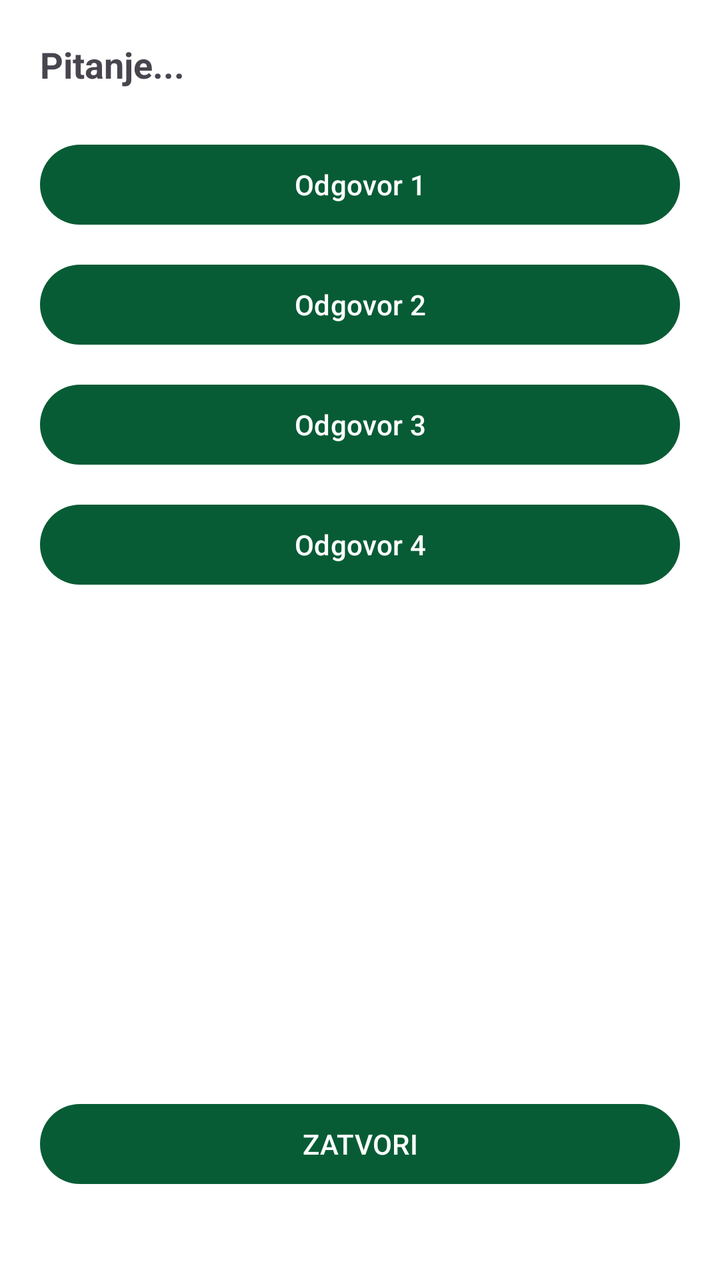
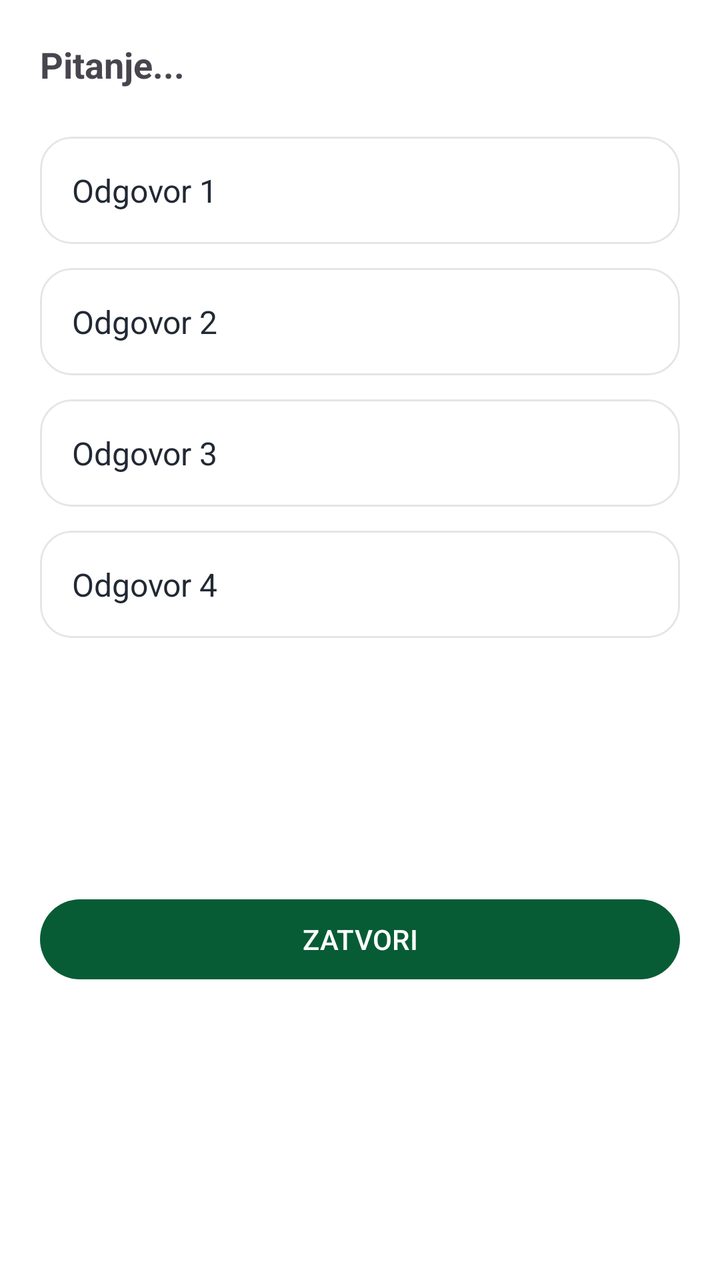

Two renders of the same Android screen: before a commit and after it. Below are the layout's source before the change and the commit's diff.
<!-- AndroidManifest.xml: application theme Theme.OTPStudent -->
<!-- res/layout/fragment_quiz.xml -->
<?xml version="1.0" encoding="utf-8"?>
<androidx.constraintlayout.widget.ConstraintLayout
    xmlns:android="http://schemas.android.com/apk/res/android"
    xmlns:app="http://schemas.android.com/apk/res-auto"
    android:layout_width="match_parent"
    android:layout_height="match_parent"
    android:padding="20dp">

    <TextView
        android:id="@+id/tvQuestion"
        android:layout_width="0dp"
        android:layout_height="wrap_content"
        android:text="Pitanje..."
        android:textSize="18sp"
        android:textStyle="bold"
        app:layout_constraintTop_toTopOf="parent"
        app:layout_constraintStart_toStartOf="parent"
        app:layout_constraintEnd_toEndOf="parent"/>

    <com.google.android.material.button.MaterialButton
        android:id="@+id/btnAnswer1"
        android:layout_width="0dp"
        android:layout_height="wrap_content"
        android:text="Odgovor 1"
        app:layout_constraintTop_toBottomOf="@id/tvQuestion"
        app:layout_constraintStart_toStartOf="parent"
        app:layout_constraintEnd_toEndOf="parent"
        android:layout_marginTop="24dp"/>

    <com.google.android.material.button.MaterialButton
        android:id="@+id/btnAnswer2"
        android:layout_width="0dp"
        android:layout_height="wrap_content"
        android:text="Odgovor 2"
        app:layout_constraintTop_toBottomOf="@id/btnAnswer1"
        app:layout_constraintStart_toStartOf="parent"
        app:layout_constraintEnd_toEndOf="parent"
        android:layout_marginTop="12dp"/>

    <com.google.android.material.button.MaterialButton
        android:id="@+id/btnAnswer3"
        android:layout_width="0dp"
        android:layout_height="wrap_content"
        android:text="Odgovor 3"
        app:layout_constraintTop_toBottomOf="@id/btnAnswer2"
        app:layout_constraintStart_toStartOf="parent"
        app:layout_constraintEnd_toEndOf="parent"
        android:layout_marginTop="12dp"/>

    <com.google.android.material.button.MaterialButton
        android:id="@+id/btnAnswer4"
        android:layout_width="0dp"
        android:layout_height="wrap_content"
        android:text="Odgovor 4"
        app:layout_constraintTop_toBottomOf="@id/btnAnswer3"
        app:layout_constraintStart_toStartOf="parent"
        app:layout_constraintEnd_toEndOf="parent"
        android:layout_marginTop="12dp"/>


    <com.google.android.material.button.MaterialButton
        android:id="@+id/btnClose"
        android:layout_width="0dp"
        android:layout_height="wrap_content"
        android:text="ZATVORI"
        app:layout_constraintBottom_toBottomOf="parent"
        app:layout_constraintStart_toStartOf="parent"
        app:layout_constraintEnd_toEndOf="parent"
        android:layout_marginBottom="24dp"/>

</androidx.constraintlayout.widget.ConstraintLayout>
<!-- resources referenced by this layout -->
<resources>
  <style name="Theme.OTPStudent" parent="Theme.Material3.Light.NoActionBar">
          <item name="colorPrimary">@color/otp_green</item>
          <item name="colorSecondary">@color/otp_green_dark</item>
          <item name="colorControlHighlight">@android:color/transparent</item>
          <item name="colorSecondaryContainer">@android:color/transparent</item>
          <item name="colorSurface">@android:color/white</item>
          <item name="android:colorBackground">@android:color/white</item>
      </style>
  <color name="otp_green">#075C35</color>
  <color name="otp_green_dark">#075C35</color>
</resources>

<!-- the commit's change to res/layout/fragment_quiz.xml (unified diff, before → after) -->
@@ -1,71 +1,144 @@
 <?xml version="1.0" encoding="utf-8"?>
-<androidx.constraintlayout.widget.ConstraintLayout
+<androidx.core.widget.NestedScrollView
     xmlns:android="http://schemas.android.com/apk/res/android"
     xmlns:app="http://schemas.android.com/apk/res-auto"
     android:layout_width="match_parent"
     android:layout_height="match_parent"
-    android:padding="20dp">
+    android:fillViewport="true">
 
-    <TextView
-        android:id="@+id/tvQuestion"
-        android:layout_width="0dp"
+    <androidx.constraintlayout.widget.ConstraintLayout
+        android:layout_width="match_parent"
         android:layout_height="wrap_content"
-        android:text="Pitanje..."
-        android:textSize="18sp"
-        android:textStyle="bold"
-        app:layout_constraintTop_toTopOf="parent"
-        app:layout_constraintStart_toStartOf="parent"
-        app:layout_constraintEnd_toEndOf="parent"/>
+        android:padding="20dp">
 
-    <com.google.android.material.button.MaterialButton
-        android:id="@+id/btnAnswer1"
-        android:layout_width="0dp"
-        android:layout_height="wrap_content"
-        android:text="Odgovor 1"
-        app:layout_constraintTop_toBottomOf="@id/tvQuestion"
-        app:layout_constraintStart_toStartOf="parent"
-        app:layout_constraintEnd_toEndOf="parent"
-        android:layout_marginTop="24dp"/>
+        <TextView
+            android:id="@+id/tvQuestion"
+            android:layout_width="0dp"
+            android:layout_height="wrap_content"
+            android:text="Pitanje..."
+            android:textSize="18sp"
+            android:textStyle="bold"
+            app:layout_constraintTop_toTopOf="parent"
+            app:layout_constraintStart_toStartOf="parent"
+            app:layout_constraintEnd_toEndOf="parent"/>
 
-    <com.google.android.material.button.MaterialButton
-        android:id="@+id/btnAnswer2"
-        android:layout_width="0dp"
-        android:layout_height="wrap_content"
-        android:text="Odgovor 2"
-        app:layout_constraintTop_toBottomOf="@id/btnAnswer1"
-        app:layout_constraintStart_toStartOf="parent"
-        app:layout_constraintEnd_toEndOf="parent"
-        android:layout_marginTop="12dp"/>
+        
+        <com.google.android.material.card.MaterialCardView
+            android:id="@+id/btnAnswer1"
+            android:layout_width="0dp"
+            android:layout_height="wrap_content"
+            android:layout_marginTop="24dp"
+            android:clickable="true"
+            android:focusable="true"
+            app:cardCornerRadius="16dp"
+            app:cardElevation="0dp"
+            app:strokeWidth="1dp"
+            app:strokeColor="#1A000000"
+            app:layout_constraintTop_toBottomOf="@id/tvQuestion"
+            app:layout_constraintStart_toStartOf="parent"
+            app:layout_constraintEnd_toEndOf="parent">
 
-    <com.google.android.material.button.MaterialButton
-        android:id="@+id/btnAnswer3"
-        android:layout_width="0dp"
-        android:layout_height="wrap_content"
-        android:text="Odgovor 3"
-        app:layout_constraintTop_toBottomOf="@id/btnAnswer2"
-        app:layout_constraintStart_toStartOf="parent"
-        app:layout_constraintEnd_toEndOf="parent"
-        android:layout_marginTop="12dp"/>
+            <TextView
+                android:id="@+id/tvAnswer1"
+                android:layout_width="match_parent"
+                android:layout_height="wrap_content"
+                android:text="Odgovor 1"
+                android:textSize="16sp"
+                android:textColor="@color/black"
+                android:padding="16dp" />
+        </com.google.android.material.card.MaterialCardView>
 
-    <com.google.android.material.button.MaterialButton
-        android:id="@+id/btnAnswer4"
-        android:layout_width="0dp"
-        android:layout_height="wrap_content"
-        android:text="Odgovor 4"
-        app:layout_constraintTop_toBottomOf="@id/btnAnswer3"
-        app:layout_constraintStart_toStartOf="parent"
-        app:layout_constraintEnd_toEndOf="parent"
-        android:layout_marginTop="12dp"/>
+        
+        <com.google.android.material.card.MaterialCardView
+            android:id="@+id/btnAnswer2"
+            android:layout_width="0dp"
+            android:layout_height="wrap_content"
+            android:layout_marginTop="12dp"
+            android:clickable="true"
+            android:focusable="true"
+            app:cardCornerRadius="16dp"
+            app:cardElevation="0dp"
+            app:strokeWidth="1dp"
+            app:strokeColor="#1A000000"
+            app:layout_constraintTop_toBottomOf="@id/btnAnswer1"
+            app:layout_constraintStart_toStartOf="parent"
+            app:layout_constraintEnd_toEndOf="parent">
 
+            <TextView
+                android:id="@+id/tvAnswer2"
+                android:layout_width="match_parent"
+                android:layout_height="wrap_content"
+                android:text="Odgovor 2"
+                android:textSize="16sp"
+                android:textColor="@color/black"
+                android:padding="16dp" />
+        </com.google.android.material.card.MaterialCardView>
 
-    <com.google.android.material.button.MaterialButton
-        android:id="@+id/btnClose"
-        android:layout_width="0dp"
-        android:layout_height="wrap_content"
-        android:text="ZATVORI"
-        app:layout_constraintBottom_toBottomOf="parent"
-        app:layout_constraintStart_toStartOf="parent"
-        app:layout_constraintEnd_toEndOf="parent"
-        android:layout_marginBottom="24dp"/>
+        
+        <com.google.android.material.card.MaterialCardView
+            android:id="@+id/btnAnswer3"
+            android:layout_width="0dp"
+            android:layout_height="wrap_content"
+            android:layout_marginTop="12dp"
+            android:clickable="true"
+            android:focusable="true"
+            app:cardCornerRadius="16dp"
+            app:cardElevation="0dp"
+            app:strokeWidth="1dp"
+            app:strokeColor="#1A000000"
+            app:layout_constraintTop_toBottomOf="@id/btnAnswer2"
+            app:layout_constraintStart_toStartOf="parent"
+            app:layout_constraintEnd_toEndOf="parent">
 
-</androidx.constraintlayout.widget.ConstraintLayout>
+            <TextView
+                android:id="@+id/tvAnswer3"
+                android:layout_width="match_parent"
+                android:layout_height="wrap_content"
+                android:text="Odgovor 3"
+                android:textSize="16sp"
+                android:textColor="@color/black"
+                android:padding="16dp" />
+        </com.google.android.material.card.MaterialCardView>
+
+        
+        <com.google.android.material.card.MaterialCardView
+            android:id="@+id/btnAnswer4"
+            android:layout_width="0dp"
+            android:layout_height="wrap_content"
+            android:layout_marginTop="12dp"
+            android:clickable="true"
+            android:focusable="true"
+            app:cardCornerRadius="16dp"
+            app:cardElevation="0dp"
+            app:strokeWidth="1dp"
+            app:strokeColor="#1A000000"
+            app:layout_constraintTop_toBottomOf="@id/btnAnswer3"
+            app:layout_constraintStart_toStartOf="parent"
+            app:layout_constraintEnd_toEndOf="parent">
+
+            <TextView
+                android:id="@+id/tvAnswer4"
+                android:layout_width="match_parent"
+                android:layout_height="wrap_content"
+                android:text="Odgovor 4"
+                android:textSize="16sp"
+                android:textColor="@color/black"
+                android:padding="16dp" />
+        </com.google.android.material.card.MaterialCardView>
+
+        
+        <com.google.android.material.button.MaterialButton
+            android:id="@+id/btnClose"
+            android:layout_width="0dp"
+            android:layout_height="wrap_content"
+            android:layout_marginTop="24dp"
+            android:layout_marginBottom="24dp"
+            android:text="ZATVORI"
+            app:layout_constraintTop_toBottomOf="@id/btnAnswer4"
+            app:layout_constraintBottom_toBottomOf="parent"
+            app:layout_constraintStart_toStartOf="parent"
+            app:layout_constraintEnd_toEndOf="parent" />
+
+    </androidx.constraintlayout.widget.ConstraintLayout>
+
+</androidx.core.widget.NestedScrollView>
<!-- resource entries referenced after the edit -->
@@ -1,5 +1,6 @@
 <!-- resources referenced by this layout -->
 <resources>
+  <color name="black">#212934</color>
   <style name="Theme.OTPStudent" parent="Theme.Material3.Light.NoActionBar">
           <item name="colorPrimary">@color/otp_green</item>
           <item name="colorSecondary">@color/otp_green_dark</item>
